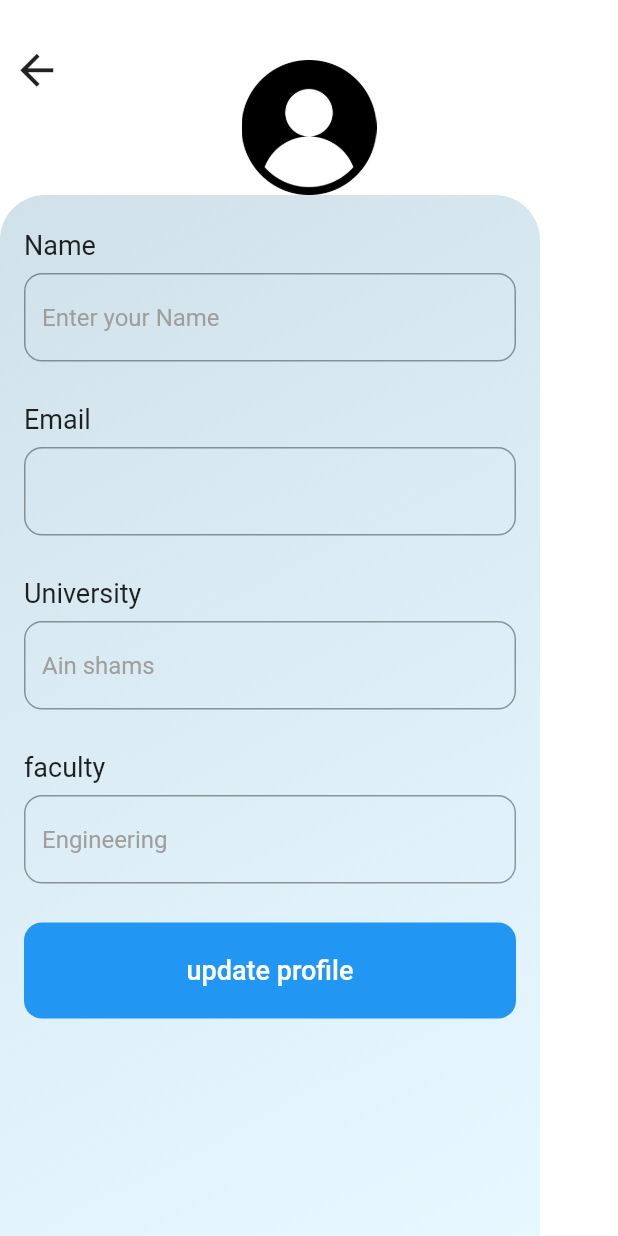
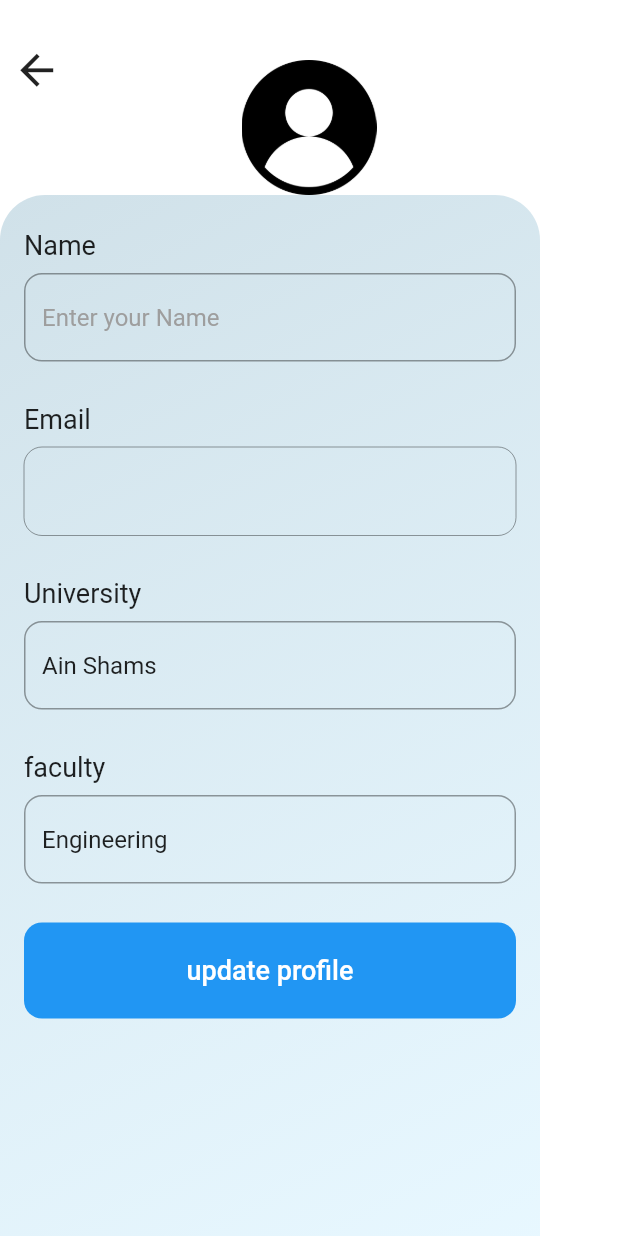
Before and after one commit to kareem2002-k/ClassMate, a Flutter app: the screen it shows once a user with an empty profile is signed in, item 2 of the bottom bar chosen, after a tap on "Profile", on a phone screen of 412 x 824 dp. Run offline on Flutter 3.47's test engine with Material 2 defaults, Android fonts, the phone set to English and light mode, and no system bars; our stand-ins replace cloud_firestore, firebase_auth, firebase_core, flashy_tab_bar2; accounts and stored records are empty.

Commit message:
Changed profile page

```diff
--- a/lib/Classes/AppTheme.dart
+++ b/lib/Classes/AppTheme.dart
@@ -15,11 +15,16 @@ class AppTheme {
         appBarTheme: const AppBarTheme(color: AppColors.textBlack),
         inputDecorationTheme: const InputDecorationTheme(
           hintStyle: TextStyle(color: AppColors.textGrey),
-          labelStyle: TextStyle(color: AppColors.white),
+          labelStyle: TextStyle(color: AppColors.darkPink),
         ),
-        textTheme: const TextTheme(
+        textTheme: TextTheme(
           // Define text styles for dark mode here
           headlineSmall: TextStyle(
+            color: Colors.black, // Change the text color for "Welcome"
+            fontSize: 15,
+            fontWeight: FontWeight.w400,
+          ),
+          headlineMedium: TextStyle(
             color: Colors.white, // Change the text color for "Welcome"
             fontSize: 15,
             fontWeight: FontWeight.w400,
@@ -43,7 +48,12 @@ class AppTheme {
           headlineSmall: TextStyle(
             fontSize: 15,
             fontWeight: FontWeight.w400,
-            color: Colors.grey[500],
+            color: Colors.grey[800],
+          ),
+          headlineMedium: TextStyle(
+            color: Colors.grey[500], // Change the text color for "Welcome"
+            fontSize: 15,
+            fontWeight: FontWeight.w400,
           ),
         ),
         canvasColor: AppColors.white,
--- a/lib/pages/AccountPage.dart
+++ b/lib/pages/AccountPage.dart
@@ -54,7 +54,7 @@ class SettingsPage extends StatelessWidget {
                         children: [
                           Text(
                             "Welcome",
-                            style: Theme.of(context).textTheme.headlineSmall,
+                            style: Theme.of(context).textTheme.headlineMedium,
                           ),
                           const SizedBox(height: 5),
                           Text(
--- a/lib/pages/ProfilePage.dart
+++ b/lib/pages/ProfilePage.dart
@@ -1,4 +1,7 @@
+import 'package:firebase_auth/firebase_auth.dart';
 import 'package:flutter/material.dart';
+
+import '../services/authentication_service.dart';
 
 class ProfilePage extends StatefulWidget {
   const ProfilePage({super.key});
@@ -8,9 +11,24 @@ class ProfilePage extends StatefulWidget {
 }
 
 class _ProfilePageState extends State<ProfilePage> {
+  final User? user = AuthenticationService().currentUser;
+  var name, university, faculty;
+
   @override
   Widget build(BuildContext context) {
+    name = user!.displayName!;
+    university = "Ain Shams";
+    faculty = "Engineering";
+    final TextEditingController _nameCont = TextEditingController(text: name);
+    final TextEditingController _emailCont =
+        TextEditingController(text: user!.email);
+    final TextEditingController _uniCont =
+        TextEditingController(text: university);
+    final TextEditingController _facultyCont =
+        TextEditingController(text: faculty);
+
     return Scaffold(
+      backgroundColor: Colors.white,
       // appBar: AppBar(
       //
       //   backgroundColor: Colors.white,
@@ -23,14 +41,6 @@ class _ProfilePageState extends State<ProfilePage> {
       body: Center(
         child: Stack(
           children: [
-            Container(
-              width: double.infinity,
-              height: double.infinity,
-              color: Colors.white,
-
-              // Set the background color here
-            ),
-
             Positioned(
               top: 40,
               right: 0,
@@ -97,6 +107,7 @@ class _ProfilePageState extends State<ProfilePage> {
                             ),
                             hintText: 'Enter your Name',
                           ),
+                          controller: _nameCont,
                         ),
                       ),
                       const SizedBox(height: 20),
@@ -111,14 +122,15 @@ class _ProfilePageState extends State<ProfilePage> {
                       Padding(
                         padding: const EdgeInsets.fromLTRB(16.0, 8.0, 16.0, 0),
                         child: TextField(
+                          enabled: false,
                           // controller: passCont,
-
                           decoration: InputDecoration(
                             border: OutlineInputBorder(
                               borderRadius: BorderRadius.circular(12.0),
                             ),
                             hintText: '',
                           ),
+                          controller: _emailCont,
                         ),
                       ),
                       const SizedBox(height: 20),
@@ -140,6 +152,7 @@ class _ProfilePageState extends State<ProfilePage> {
                             ),
                             hintText: 'Ain shams',
                           ),
+                          controller: _uniCont,
                         ),
                       ), // Add spacing
                       const SizedBox(height: 20),
@@ -161,6 +174,7 @@ class _ProfilePageState extends State<ProfilePage> {
                             ),
                             hintText: 'Engineering',
                           ),
+                          controller: _facultyCont,
                         ),
                       ),
                       const SizedBox(height: 10),
--- a/lib/pages/SearchCourses.dart
+++ b/lib/pages/SearchCourses.dart
@@ -1,8 +1,8 @@
+import 'package:class_mate/Classes/Course.dart';
+import 'package:class_mate/services/firestore_service.dart';
+import 'package:class_mate/widgets/CourseItem.dart';
 import 'package:firebase_auth/firebase_auth.dart';
 import 'package:flutter/material.dart';
-import 'package:class_mate/services/firestore_service.dart';
-import 'package:class_mate/Classes/Course.dart';
-import 'package:class_mate/widgets/CourseItem.dart';
 
 import '../services/authentication_service.dart';
 
@@ -82,12 +82,13 @@ class _SearchCoursesState extends State<SearchCourses> {
                       color: Colors.grey,
                     ),
                   ),
-                  const Expanded(
+                  Expanded(
                     child: TextField(
                       decoration: InputDecoration(
                         hintText: 'Search',
                         border: InputBorder.none,
                       ),
+                      style: Theme.of(context).textTheme.headlineSmall,
                     ),
                   ),
                   IconButton(
```
